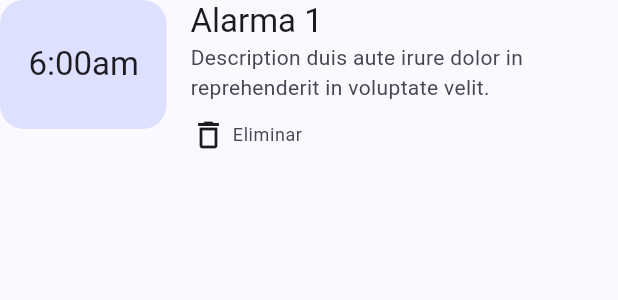
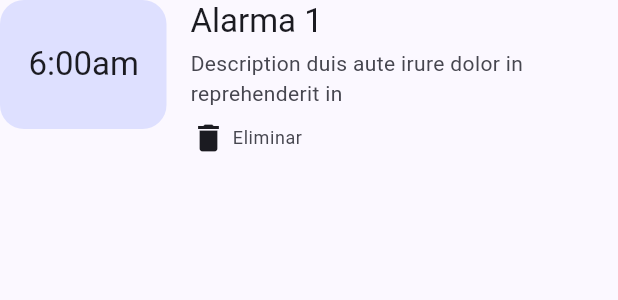
Before and after one commit to EstebanCardenas/AlarmsUxApp, a Flutter app: the AlarmItem widget shown alone on an empty page, opened directly, on a phone screen of 412 x 824 dp. Shown: the top 300 px of the screen. Run offline on Flutter 3.47's test engine with Material 3 defaults, Android fonts, the phone set to English and light mode, and no system bars; our stand-ins replace go_router, google_fonts, pie_chart.

Commit message:
ajustada lista de alarmas y categorias

```diff
--- a/alarms_web/lib/components/alarm_item.dart
+++ b/alarms_web/lib/components/alarm_item.dart
@@ -31,7 +31,6 @@ class AlarmItem extends StatelessWidget {
           children: [
             SizedBox(
               width: 111,
-              height: 86,
               child: DecoratedBox(
                 decoration: BoxDecoration(
                   color: colorScheme.primaryContainer,
@@ -59,13 +58,14 @@ class AlarmItem extends StatelessWidget {
                       color: colorScheme.onSurface,
                     ),
                   ),
+                  const SizedBox(height: 4),
                   Text(
-                    "Description duis aute irure dolor in reprehenderit in voluptate velit.",
+                    "Description duis aute irure dolor in reprehenderit in",
                     style: textTheme.bodyMedium?.copyWith(
                       color: colorScheme.onSurfaceVariant,
                     ),
                   ),
-                  const SizedBox(height: 10),
+                  const SizedBox(height: 8),
                   Row(
                     children: [
                       MouseRegion(
@@ -98,7 +98,7 @@ class AlarmItem extends StatelessWidget {
                             )
                           },
                           child: Icon(
-                            Icons.delete_outline,
+                            Icons.delete,
                             size: 24,
                             color: colorScheme.onSurface,
                           ),
@@ -120,32 +120,5 @@ class AlarmItem extends StatelessWidget {
         ),
       ],
     );
-
-    /*
-    return Column(
-      crossAxisAlignment: CrossAxisAlignment.start,
-      children: [
-        DecoratedBox(
-          decoration: BoxDecoration(
-            color: colorScheme.primaryContainer,
-            borderRadius: BorderRadius.all(Radius.circular(6)),
-          ),
-          child: Padding(
-            padding: const EdgeInsets.symmetric(horizontal: 15, vertical: 18),
-            child: Text(
-              formattedHour,
-              style: textTheme.bodyMedium?.copyWith(color: colorScheme.onPrimaryContainer),
-            ),
-          ),
-        ),
-        SizedBox(height: 8),
-        Text(
-          "Lun, Mar, Mié",
-          style: textTheme.bodySmall?.copyWith(color: colorScheme.onSurfaceVariant),
-        ),
-      ],
-    );
-
-    */
   }
 }
--- a/alarms_web/lib/components/category_item.dart
+++ b/alarms_web/lib/components/category_item.dart
@@ -36,14 +36,14 @@ class CategoryItem extends StatelessWidget {
               children: [
                 Text(
                   title,
-                  style: textTheme.bodyLarge?.copyWith(
+                  style: textTheme.titleLarge?.copyWith(
                     color: colorScheme.onSurfaceVariant,
                     fontWeight: FontWeight.w500,
                   ),
                 ),
                 Text(
-                  "Lorem ipsum dolor sit amet",
-                  style: textTheme.bodySmall?.copyWith(
+                  "Description duis aute irure dolor in reprehenderit in voluptate velit.",
+                  style: textTheme.bodyMedium?.copyWith(
                     color: colorScheme.onSurfaceVariant,
                   ),
                 ),
--- a/alarms_web/lib/screens/alarms.dart
+++ b/alarms_web/lib/screens/alarms.dart
@@ -1,9 +1,7 @@
 import 'package:alarms_web/components/alarm_item.dart';
 import 'package:alarms_web/components/app_bar.dart';
-import 'package:alarms_web/screens/create_category.dart';
 import 'package:design_system/design_system.dart';
 import 'package:flutter/material.dart';
-import 'package:go_router/go_router.dart';
 
 class AlarmsPage extends StatelessWidget {
   static final name = "alarms";
```
Also changed, not shown: alarms_web/lib/screens/categories.dart (+8 -11 lines).
